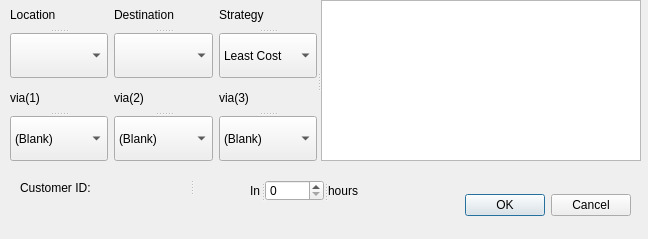
First picture: the form in subwindow.ui, repository Disciple7/BUPT-DataStruct, before the edit.
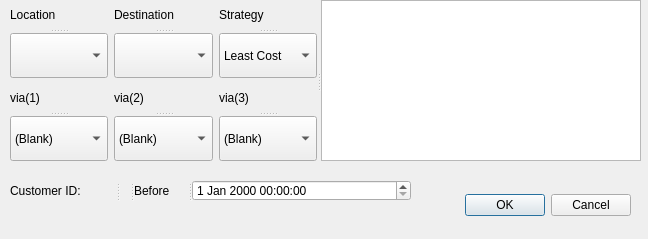
Second picture: the form after the edit.

The edit to the form file:
```diff
--- a/subwindow.ui
+++ b/subwindow.ui
@@ -178,43 +178,19 @@
    </widget>
    <widget class="QListWidget" name="Customer_Plan_List"/>
   </widget>
-  <widget class="QSplitter" name="splitter_8">
+  <widget class="QSplitter" name="splitter_10">
    <property name="geometry">
     <rect>
-     <x>250</x>
+     <x>10</x>
      <y>180</y>
-     <width>111</width>
+     <width>401</width>
      <height>21</height>
     </rect>
    </property>
    <property name="orientation">
     <enum>Qt::Horizontal</enum>
    </property>
-   <widget class="QLabel" name="label_7">
-    <property name="text">
-     <string>In</string>
-    </property>
-   </widget>
-   <widget class="QSpinBox" name="Limit_Time_spinBox">
-    <property name="maximum">
-     <number>5040</number>
-    </property>
-   </widget>
-   <widget class="QLabel" name="label_8">
-    <property name="text">
-     <string>hours</string>
-    </property>
-   </widget>
-  </widget>
   <widget class="QSplitter" name="splitter_9">
-   <property name="geometry">
-    <rect>
-     <x>20</x>
-     <y>180</y>
-     <width>191</width>
-     <height>16</height>
-    </rect>
-   </property>
    <property name="orientation">
     <enum>Qt::Horizontal</enum>
    </property>
@@ -227,6 +203,18 @@
     <property name="text">
      <string/>
     </property>
+    </widget>
+   </widget>
+   <widget class="QSplitter" name="splitter_8">
+    <property name="orientation">
+     <enum>Qt::Horizontal</enum>
+    </property>
+    <widget class="QLabel" name="label_7">
+     <property name="text">
+      <string>Before</string>
+     </property>
+    </widget>
+    <widget class="QDateTimeEdit" name="Limit_Time_dateTimeEdit"/>
    </widget>
   </widget>
  </widget>
```
Lines whose indentation alone changed are shown as unchanged.
